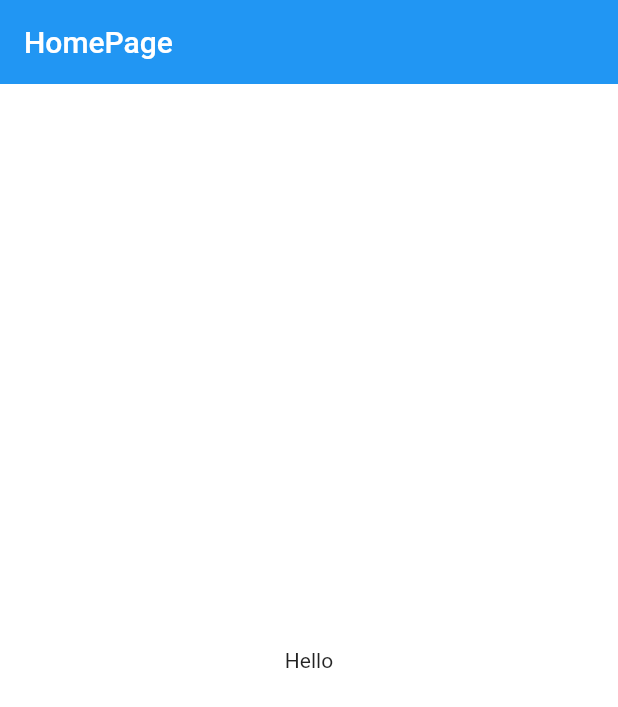
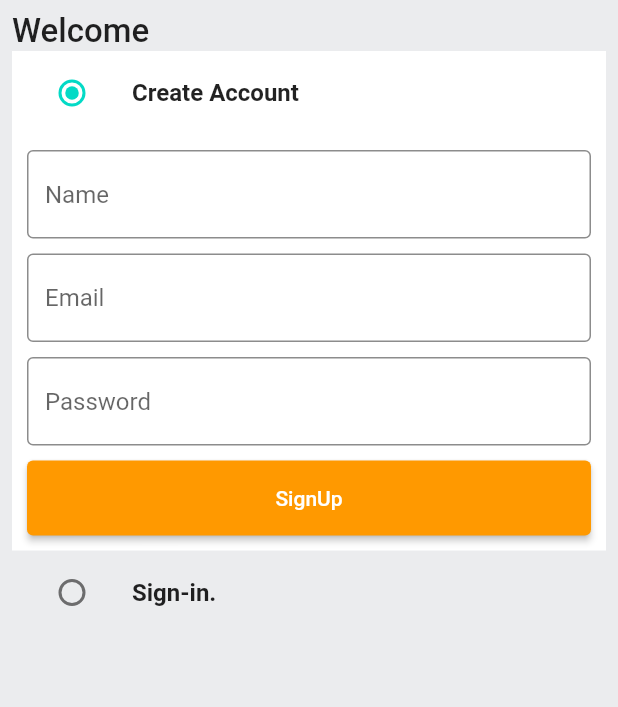
Before and after one commit to EDR3X/amazon-clone, a Flutter app: the screen it shows after launch, on a phone screen of 412 x 824 dp. Shown: the top 707 px of the screen. Run offline on Flutter 3.47's test engine with Material 2 defaults, Android fonts, the phone set to English and light mode, and no system bars.

Commit message:
AuthPage init

```diff
--- /dev/null
+++ b/lib/common/widgets/custom_button.dart
@@ -0,0 +1,23 @@
+import 'package:flutter/material.dart';
+
+class CustomButton extends StatelessWidget {
+  final String text;
+  final VoidCallback onTap;
+
+  const CustomButton({
+    Key? key,
+    required this.text,
+    required this.onTap,
+  }) : super(key: key);
+
+  @override
+  Widget build(BuildContext context) {
+    return ElevatedButton(
+      onPressed: () {},
+      style: ElevatedButton.styleFrom(
+        minimumSize: const Size(double.infinity, 50),
+      ),
+      child: Text(text),
+    );
+  }
+}
--- /dev/null
+++ b/lib/common/widgets/custom_textfield.dart
@@ -0,0 +1,28 @@
+import 'package:flutter/material.dart';
+
+class CustomTextField extends StatelessWidget {
+  final TextEditingController controller;
+  final String hinttext;
+
+  const CustomTextField({
+    Key? key,
+    required this.controller,
+    required this.hinttext,
+  }) : super(key: key);
+
+  @override
+  Widget build(BuildContext context) {
+    return TextFormField(
+      decoration: InputDecoration(
+        hintText: hinttext,
+        border: const OutlineInputBorder(
+          borderSide: BorderSide(color: Colors.black45),
+        ),
+        enabledBorder: const OutlineInputBorder(
+          borderSide: BorderSide(color: Colors.black45),
+        ),
+      ),
+      validator: (val) {},
+    );
+  }
+}
--- /dev/null
+++ b/lib/features/auth/screens/auth_screen.dart
@@ -0,0 +1,163 @@
+import 'package:amazon_clone/common/widgets/custom_button.dart';
+import 'package:amazon_clone/common/widgets/custom_textfield.dart';
+import 'package:amazon_clone/constants/global_variables.dart';
+import 'package:flutter/material.dart';
+
+enum Auth {
+  signin,
+  signup,
+}
+
+class AuthScreen extends StatefulWidget {
+  static const String routeName = '/auth-screen';
+
+  const AuthScreen({Key? key}) : super(key: key);
+
+  @override
+  State<AuthScreen> createState() => _AuthScreenState();
+}
+
+class _AuthScreenState extends State<AuthScreen> {
+  Auth _auth = Auth.signup;
+
+  final GlobalKey<FormState> _signupFormKey = GlobalKey<FormState>();
+  final GlobalKey<FormState> _signinFormKey = GlobalKey<FormState>();
+
+  final TextEditingController _emailController = TextEditingController();
+  final TextEditingController _passwordController = TextEditingController();
+  final TextEditingController _nameController = TextEditingController();
+
+  @override
+  void dispose() {
+    super.dispose();
+    _emailController.dispose();
+    _passwordController.dispose();
+    _nameController.dispose();
+  }
+
+  @override
+  Widget build(BuildContext context) {
+    return Scaffold(
+      backgroundColor: GlobalVariables.greyBackgroundCOlor,
+      body: SafeArea(
+          child: Padding(
+        padding: const EdgeInsets.all(8.0),
+        child: Column(
+          crossAxisAlignment: CrossAxisAlignment.start,
+          children: [
+            const Text(
+              'Welcome',
+              style: TextStyle(
+                fontSize: 22,
+                fontWeight: FontWeight.w500,
+              ),
+            ),
+            ListTile(
+              tileColor: _auth == Auth.signup
+                  ? GlobalVariables.backgroundColor
+                  : GlobalVariables.greyBackgroundCOlor,
+              title: const Text(
+                'Create Account',
+                style: TextStyle(fontWeight: FontWeight.bold),
+              ),
+              leading: Radio(
+                value: Auth.signup,
+                groupValue: _auth,
+                onChanged: (Auth? val) {
+                  setState(() {
+                    _auth = val!;
+                  });
+                },
+              ),
+            ),
+            if (_auth == Auth.signup)
+              Container(
+                padding: const EdgeInsets.all(10),
+                color: GlobalVariables.backgroundColor,
+                child: Form(
+                  key: _signupFormKey,
+                  child: Column(
+                    children: [
+                      CustomTextField(
+                        controller: _nameController,
+                        hinttext: 'Name',
+                      ),
+                      const SizedBox(
+                        height: 10,
+                      ),
+                      CustomTextField(
+                        controller: _emailController,
+                        hinttext: 'Email',
+                      ),
+                      const SizedBox(
+                        height: 10,
+                      ),
+                      CustomTextField(
+                        controller: _passwordController,
+                        hinttext: 'Password',
+                      ),
+                      const SizedBox(
+                        height: 10,
+                      ),
+                      CustomButton(
+                        text: "SignUp",
+                        onTap: () {},
+                      )
+                    ],
+                  ),
+                ),
+              ),
+            ListTile(
+              title: const Text(
+                'Sign-in.',
+                style: TextStyle(fontWeight: FontWeight.bold),
+              ),
+              leading: Radio(
+                value: Auth.signin,
+                groupValue: _auth,
+                onChanged: (Auth? val) {
+                  setState(() {
+                    _auth = val!;
+                  });
+                },
+              ),
+            ),
+            if (_auth == Auth.signin)
+              Container(
+                padding: const EdgeInsets.all(10),
+                color: GlobalVariables.backgroundColor,
+                child: Form(
+                  key: _signupFormKey,
+                  child: Column(
+                    children: [
+                      const SizedBox(
+                        height: 10,
+                      ),
+                      CustomTextField(
+                        controller: _emailController,
+                        hinttext: 'Email',
+                      ),
+                      const SizedBox(
+                        height: 10,
+                      ),
+                      CustomTextField(
+                        controller: _passwordController,
+                        hinttext: 'Password',
+                      ),
+                      const SizedBox(
+                        height: 10,
+                      ),
+                      CustomButton(
+                        text: "Sign In",
+                        onTap: () {},
+                      )
+                    ],
+                  ),
+                ),
+              ),
+          ],
+        ),
+      )),
+    );
+  }
+}
--- a/lib/main.dart
+++ b/lib/main.dart
@@ -1,6 +1,8 @@
-import 'package:amazon_clone/cinstants/global_variables.dart';
+import 'package:amazon_clone/router.dart';
 import 'package:flutter/material.dart';
-import 'views/home_page.dart';
+
+import '/constants/global_variables.dart';
+import '/features/auth/screens/auth_screen.dart';
 
 void main() => runApp(const MyApp());
 
@@ -14,6 +16,9 @@ class MyApp extends StatelessWidget {
       title: "Amazon Clone",
       theme: ThemeData(
         scaffoldBackgroundColor: GlobalVariables.backgroundColor,
+        colorScheme: const ColorScheme.light(
+          primary: GlobalVariables.secondaryColor,
+        ),
         appBarTheme: const AppBarTheme(
           elevation: 0,
           iconTheme: IconThemeData(
@@ -21,7 +26,8 @@ class MyApp extends StatelessWidget {
           ),
         ),
       ),
-      home: const HomePage(),
+      home: const AuthScreen(),
+      onGenerateRoute: (settings) => generateRoute(settings),
     );
   }
 }
--- /dev/null
+++ b/lib/router.dart
@@ -0,0 +1,21 @@
+import 'package:amazon_clone/features/auth/screens/auth_screen.dart';
+import 'package:flutter/material.dart';
+
+Route<dynamic> generateRoute(RouteSettings routeSettings) {
+  switch (routeSettings.name) {
+    case AuthScreen.routeName:
+      return MaterialPageRoute(
+        settings: routeSettings,
+        builder: (_) => const AuthScreen(),
+      );
+
+    default:
+      return MaterialPageRoute(
+        builder: (_) => const Scaffold(
+          body: Center(
+            child: Text('Error 404 page not fould'),
+          ),
+        ),
+      );
+  }
+}
--- a/lib/views/home_page.dart
+++ /dev/null
@@ -1,17 +0,0 @@
-import 'package:flutter/material.dart';
-
-class HomePage extends StatelessWidget {
-  const HomePage({Key? key}) : super(key: key);
-
-  @override
-  Widget build(BuildContext context) {
-    return Scaffold(
-      appBar: AppBar(
-        title: const Text("HomePage"),
-      ),
-      body: Center(
-        child: Text("Hello"),
-      ),
-    );
-  }
-}
```
Also changed, not shown: lib/constants/global_variables.dart (renamed from lib/cinstants/global_variables.dart).
